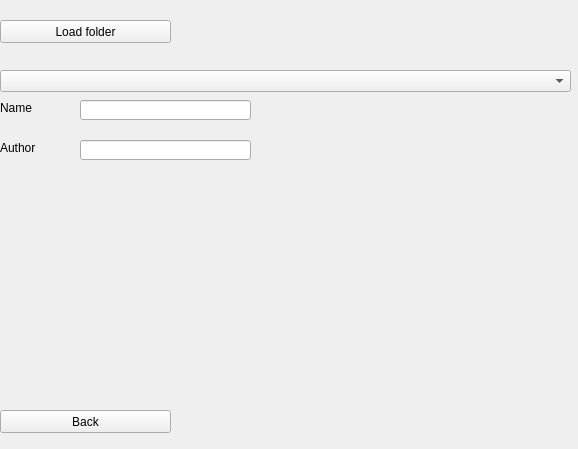
Qt form ui/CPL.ui (CrankySupertoon/ToontownServer) before a commit.
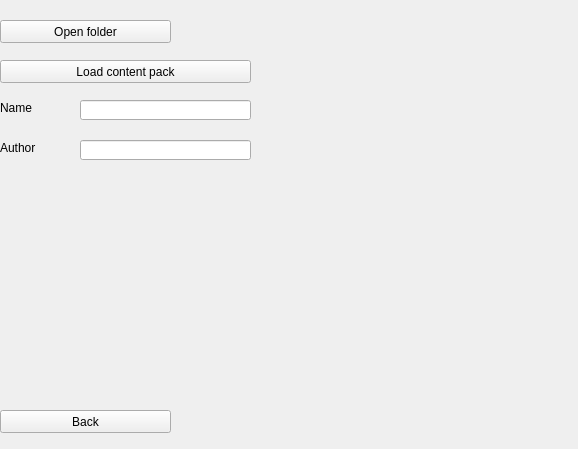
The same form after that commit.

The edit to the form file:
```diff
--- a/ui/CPL.ui
+++ b/ui/CPL.ui
@@ -36,17 +36,7 @@
     </rect>
    </property>
    <property name="text">
-    <string>Load folder</string>
-   </property>
-  </widget>
-  <widget class="QComboBox" name="contentPacks">
-   <property name="geometry">
-    <rect>
-     <x>0</x>
-     <y>70</y>
-     <width>571</width>
-     <height>22</height>
-    </rect>
+    <string>Open folder</string>
    </property>
   </widget>
   <widget class="QLineEdit" name="name">
@@ -108,6 +98,19 @@
     <string>Back</string>
    </property>
   </widget>
+  <widget class="QPushButton" name="load_2">
+   <property name="geometry">
+    <rect>
+     <x>0</x>
+     <y>60</y>
+     <width>251</width>
+     <height>23</height>
+    </rect>
+   </property>
+   <property name="text">
+    <string>Load content pack</string>
+   </property>
+  </widget>
  </widget>
  <resources/>
  <connections/>
```
